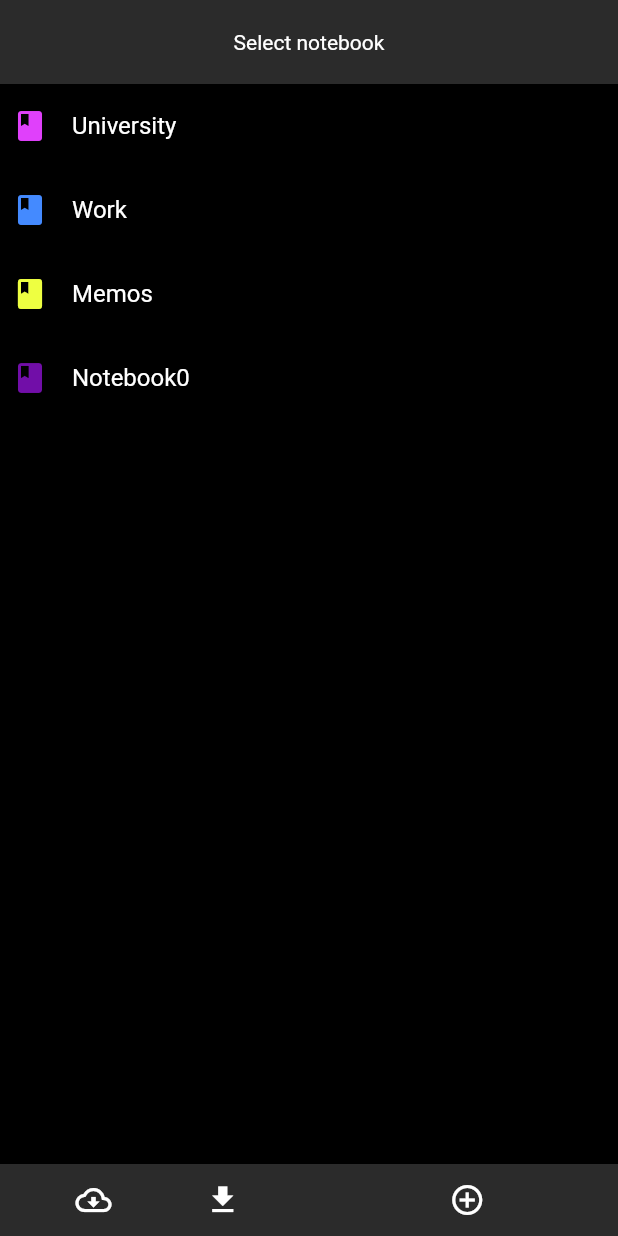
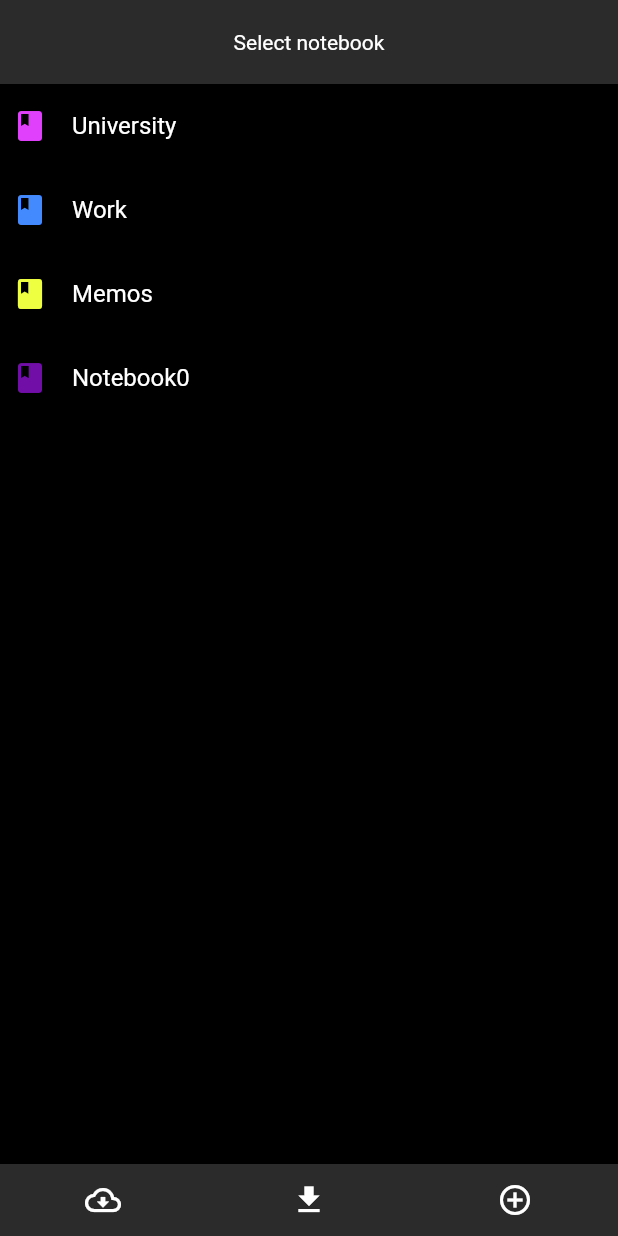
Before and after one commit to attilio-oliva/UniNote, a Flutter app: the screen it shows after launch, item 3 of the bottom bar chosen, on a phone screen of 412 x 824 dp. Run offline on Flutter 3.47's test engine with Material 2 defaults, Android fonts, the phone set to English and light mode, and no system bars; our stand-ins replace flutter_bloc, flutter_markdown; missing offline and left inert: katex_flutter, markdown.

Commit message:
Added Toolbar

```diff
--- a/lib/frames/ListSelection.dart
+++ b/lib/frames/ListSelection.dart
@@ -3,7 +3,7 @@ import 'package:flutter_bloc/flutter_bloc.dart';
 import 'package:uninote/bloc/ListBloc.dart';
 import 'package:uninote/states/ListState.dart';
 import 'package:uninote/widgets/CustomList.dart';
-import 'EditCanvas.dart';
+import 'NoteEditor.dart';
 
 class ListSelection extends StatelessWidget {
   ListSelection({Key key, this.title}) : super(key: key);
@@ -29,7 +29,7 @@ class ListSelection extends StatelessWidget {
           Navigator.push(
               context,
               MaterialPageRoute(
-                  builder: (BuildContext context) => EditCanvas()));
+                  builder: (BuildContext context) => NoteEditor()));
         }
       },
       builder: (context, state) => Scaffold(
@@ -40,24 +40,27 @@ class ListSelection extends StatelessWidget {
         body: CustomList(items: state.itemList, bloc: listBloc),
         bottomNavigationBar: BottomAppBar(
           child: Row(children: [
-            Spacer(),
-            IconButton(
+            Expanded(
+              child: IconButton(
                 icon: Icon(Icons.cloud_download_outlined),
                 onPressed: () =>
                     listBloc.add(ListEventData(ListEvent.importRemoteResource)),
               ),
-            Spacer(),
-            IconButton(
+            ),
+            Expanded(
+              child: IconButton(
                 icon: Icon(Icons.file_download),
                 onPressed: () =>
                     listBloc.add(ListEventData(ListEvent.importLocalResource)),
               ),
-            Spacer(flex: 3),
-            IconButton(
+            ),
+            Expanded(
+              child: IconButton(
                 icon: Icon(Icons.add_circle_outline),
-              onPressed: () => listBloc.add(ListEventData(ListEvent.itemAdded)),
+                onPressed: () =>
+                    listBloc.add(ListEventData(ListEvent.itemAdded)),
               ),
-            Spacer(flex: 2),
+            ),
           ]),
         ),
       ),
--- a/lib/main.dart
+++ b/lib/main.dart
@@ -53,7 +53,6 @@ class MyApp extends StatelessWidget {
         create: (context) => ListBloc(ListState.fromList(openedNotebooks)),
         child: ListSelection(title: 'notebook'),
       ),
-      //home: EditCanvas(),
     );
   }
 }
--- a/lib/widgets/NotePainter.dart
+++ b/lib/widgets/NotePainter.dart
@@ -37,8 +37,8 @@ class _PainterState extends State<Painter> {
       child: SingleChildScrollView(
         scrollDirection: Axis.horizontal,
         child: Container(
-          height: 1000,
-          width: 1000,
+          height: 2000,
+          width: 2000,
           child: GestureDetector(
             onTapUp: (TapUpDetails details) => onTapUp(context, details),
             behavior: HitTestBehavior.translucent,
```
Also changed, not shown: lib/frames/NoteEditor.dart (renamed from lib/frames/EditCanvas.dart, +105 -19 lines), lib/widgets/ToolBar.dart (added, +29 -0 lines). Lines whose indentation alone changed are shown as unchanged.
